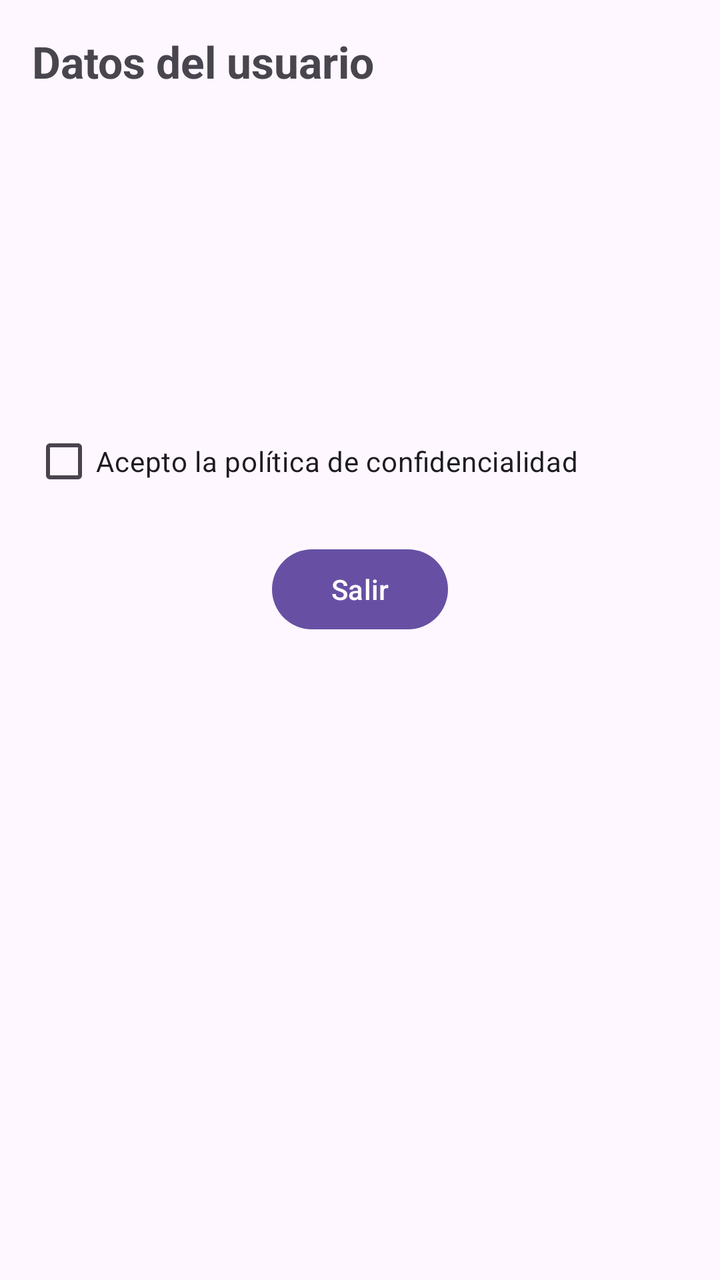
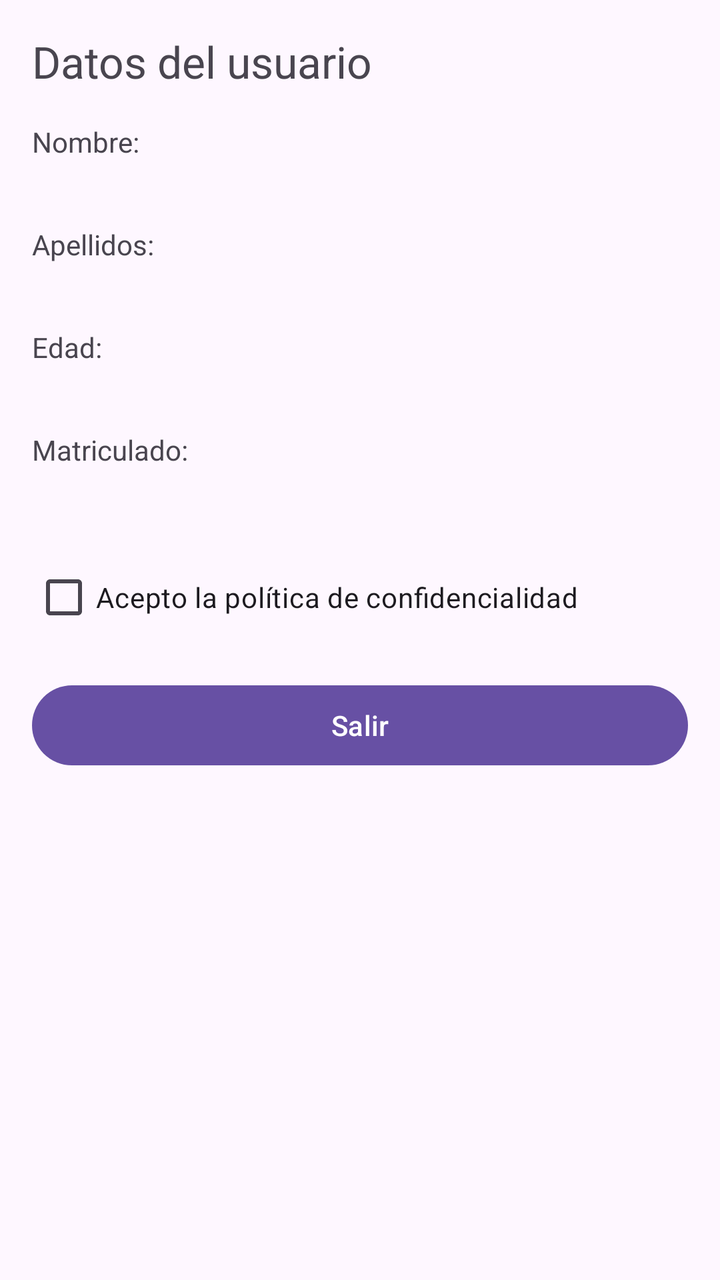

The first picture is an Android layout as it rendered before a commit; the second is the same layout after the commit. The layout source and the unified diff follow.
<!-- AndroidManifest.xml: application theme Theme.PE02RegistreUsuari -->
<!-- res/layout/activity_detalle.xml -->
<?xml version="1.0" encoding="utf-8"?>
<LinearLayout xmlns:android="http://schemas.android.com/apk/res/android"
    android:id="@+id/detalle"
    android:layout_width="match_parent"
    android:layout_height="match_parent"
    android:orientation="vertical"
    android:padding="16dp">

    <TextView
        android:layout_width="wrap_content"
        android:layout_height="wrap_content"
        android:layout_marginBottom="16dp"
        android:text="@string/titulo_detalle"
        android:textSize="22sp"
        android:textStyle="bold" />

    
    <TextView
        android:id="@+id/tvNombre"
        android:layout_width="match_parent"
        android:layout_height="wrap_content"
        android:textSize="18sp" />

    <TextView
        android:id="@+id/tvApellidos"
        android:layout_width="match_parent"
        android:layout_height="wrap_content"
        android:layout_marginTop="8dp"
        android:textSize="18sp" />

    <TextView
        android:id="@+id/tvEdad"
        android:layout_width="match_parent"
        android:layout_height="wrap_content"
        android:layout_marginTop="8dp"
        android:textSize="18sp" />

    <TextView
        android:id="@+id/tvMatriculado"
        android:layout_width="match_parent"
        android:layout_height="wrap_content"
        android:layout_marginTop="8dp"
        android:textSize="18sp" />

    
    <CheckBox
        android:id="@+id/cbPrivacidad"
        android:layout_width="wrap_content"
        android:layout_height="wrap_content"
        android:layout_marginTop="24dp"
        android:text="@string/cb_privacidad" />

    <Button
        android:id="@+id/btnSalir"
        android:layout_width="wrap_content"
        android:layout_height="wrap_content"
        android:layout_gravity="center_horizontal"
        android:layout_marginTop="16dp"
        android:text="@string/btn_salir" />

</LinearLayout>
<!-- resources referenced by this layout -->
<resources>
  <string name="btn_salir">Salir</string>
  <string name="cb_privacidad">Acepto la política de confidencialidad</string>
  <string name="titulo_detalle">Datos del usuario</string>
  <style name="Theme.PE02RegistreUsuari" parent="Base.Theme.PE02RegistreUsuari" />
  <style name="Base.Theme.PE02RegistreUsuari" parent="Theme.Material3.DayNight.NoActionBar">
          
          
      </style>
</resources>

<!-- the commit's change to res/layout/activity_detalle.xml (unified diff, before → after) -->
@@ -1,60 +1,83 @@
 <?xml version="1.0" encoding="utf-8"?>
 <LinearLayout xmlns:android="http://schemas.android.com/apk/res/android"
-    android:id="@+id/detalle"
+    android:id="@+id/main"
     android:layout_width="match_parent"
     android:layout_height="match_parent"
     android:orientation="vertical"
     android:padding="16dp">
 
     <TextView
+        android:id="@+id/txtTituloDetalle"
         android:layout_width="wrap_content"
         android:layout_height="wrap_content"
-        android:layout_marginBottom="16dp"
         android:text="@string/titulo_detalle"
-        android:textSize="22sp"
-        android:textStyle="bold" />
+        android:textSize="22sp" />
 
     
     <TextView
-        android:id="@+id/tvNombre"
-        android:layout_width="match_parent"
+        android:id="@+id/txtLabelNombre"
+        android:layout_width="wrap_content"
+        android:layout_height="wrap_content"
+        android:layout_marginTop="16dp"
+        android:text="@string/label_nombre" />
+
+    <TextView
+        android:id="@+id/txtNombre"
+        android:layout_width="wrap_content"
         android:layout_height="wrap_content"
         android:textSize="18sp" />
 
     <TextView
-        android:id="@+id/tvApellidos"
-        android:layout_width="match_parent"
+        android:id="@+id/txtLabelApellidos"
+        android:layout_width="wrap_content"
         android:layout_height="wrap_content"
         android:layout_marginTop="8dp"
+        android:text="@string/label_apellidos" />
+
+    <TextView
+        android:id="@+id/txtApellidos"
+        android:layout_width="wrap_content"
+        android:layout_height="wrap_content"
         android:textSize="18sp" />
 
     <TextView
-        android:id="@+id/tvEdad"
-        android:layout_width="match_parent"
+        android:id="@+id/txtLabelEdad"
+        android:layout_width="wrap_content"
         android:layout_height="wrap_content"
         android:layout_marginTop="8dp"
+        android:text="@string/label_edad" />
+
+    <TextView
+        android:id="@+id/txtEdad"
+        android:layout_width="wrap_content"
+        android:layout_height="wrap_content"
         android:textSize="18sp" />
 
     <TextView
-        android:id="@+id/tvMatriculado"
-        android:layout_width="match_parent"
+        android:id="@+id/txtLabelMatriculado"
+        android:layout_width="wrap_content"
         android:layout_height="wrap_content"
         android:layout_marginTop="8dp"
+        android:text="@string/label_matriculado" />
+
+    <TextView
+        android:id="@+id/txtMatriculado"
+        android:layout_width="wrap_content"
+        android:layout_height="wrap_content"
         android:textSize="18sp" />
 
     
     <CheckBox
-        android:id="@+id/cbPrivacidad"
+        android:id="@+id/chkPrivacidad"
         android:layout_width="wrap_content"
         android:layout_height="wrap_content"
-        android:layout_marginTop="24dp"
-        android:text="@string/cb_privacidad" />
+        android:layout_marginTop="16dp"
+        android:text="@string/chk_privacidad" />
 
     <Button
         android:id="@+id/btnSalir"
-        android:layout_width="wrap_content"
+        android:layout_width="match_parent"
         android:layout_height="wrap_content"
-        android:layout_gravity="center_horizontal"
         android:layout_marginTop="16dp"
         android:text="@string/btn_salir" />
 
<!-- resource entries referenced after the edit -->
@@ -1,7 +1,11 @@
 <!-- resources referenced by this layout -->
 <resources>
   <string name="btn_salir">Salir</string>
-  <string name="cb_privacidad">Acepto la política de confidencialidad</string>
+  <string name="chk_privacidad">Acepto la política de confidencialidad</string>
+  <string name="label_apellidos">Apellidos:</string>
+  <string name="label_edad">Edad:</string>
+  <string name="label_matriculado">Matriculado:</string>
+  <string name="label_nombre">Nombre:</string>
   <string name="titulo_detalle">Datos del usuario</string>
   <style name="Theme.PE02RegistreUsuari" parent="Base.Theme.PE02RegistreUsuari" />
   <style name="Base.Theme.PE02RegistreUsuari" parent="Theme.Material3.DayNight.NoActionBar">
